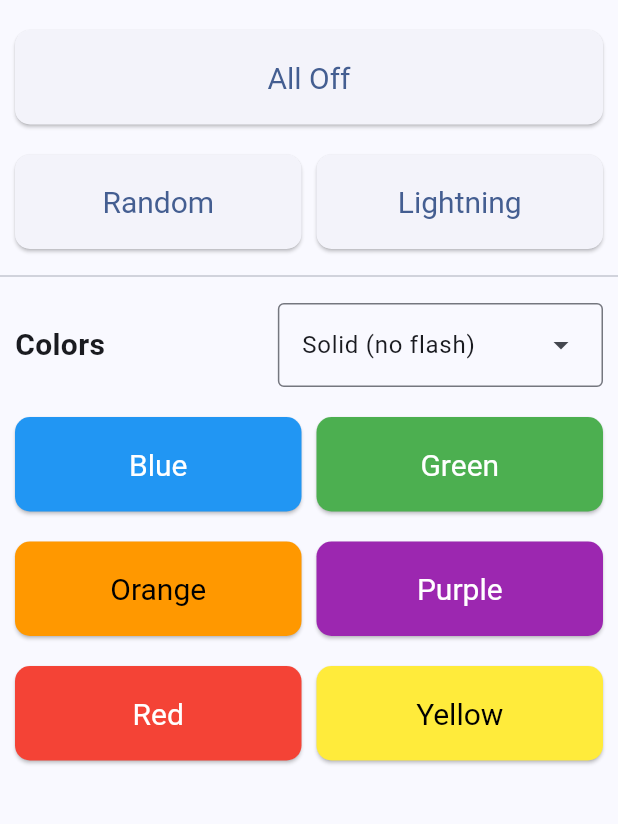
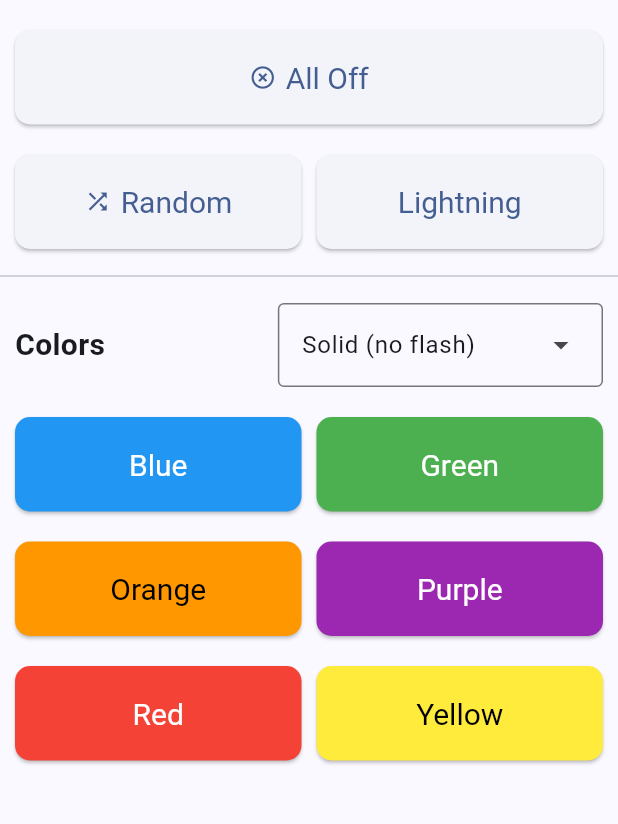
Before and after one commit to fumblystuff/pumpkin-controller-app-flutter, a Flutter app: the screen it shows after launch, on a phone screen of 412 x 824 dp, the part 84-908 px from its top. Run offline on Flutter 3.47's test engine with Material 2 defaults, Android fonts, the phone set to English and light mode, and no system bars; our stand-ins replace dio, flutter_easyloading, fluttertoast, package_info_plus, shared_preferences; missing offline and left inert: udp.

Commit message:
Update home_page.dart

```diff
--- a/lib/pages/home_page.dart
+++ b/lib/pages/home_page.dart
@@ -128,12 +128,13 @@ class _PumpkinControllerHomeState extends State<PumpkinControllerHome> {
                           child: Row(
                             children: <Widget>[
                               Expanded(
-                                child: ElevatedButton(
+                                child: ElevatedButton.icon(
+                                  label: const Text('All Off'),
+                                  icon: const Icon(Icons.highlight_off),
                                   onPressed: () {
                                     execCmd(context, 'off');
                                   },
                                   style: btnStyle,
-                                  child: const Text('All Off'),
                                 ),
                               ),
                             ],
@@ -144,17 +145,19 @@ class _PumpkinControllerHomeState extends State<PumpkinControllerHome> {
                           child: Row(
                             children: <Widget>[
                               Expanded(
-                                child: ElevatedButton(
+                                child: ElevatedButton.icon(
+                                  label: const Text('Random'),
+                                  icon: const Icon(Icons.shuffle),
                                   onPressed: () {
                                     execCmd(context, 'random');
                                   },
                                   style: btnStyle,
-                                  child: const Text('Random'),
                                 ),
                               ),
                               SizedBox(width: boxWidth),
                               Expanded(
                                 child: ElevatedButton(
+                                  // icon: const Icon(Icons.bolt),
                                   onPressed: () {
                                     execCmd(context, 'lightning');
                                   },
```
